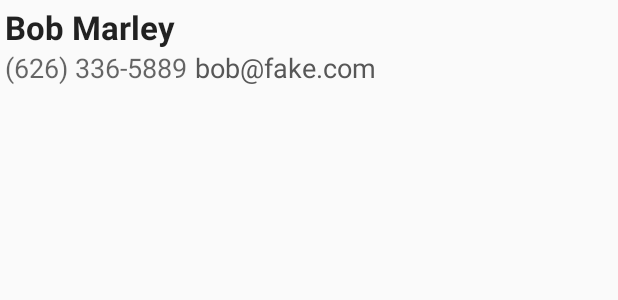
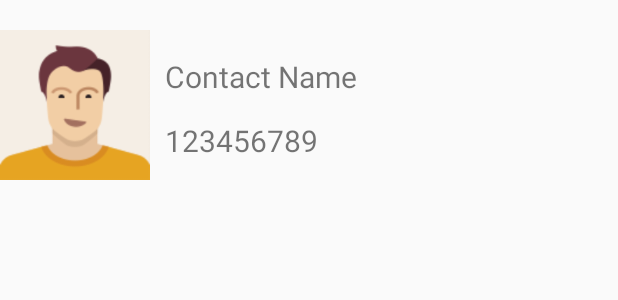
Before and after one commit to diptendulkar/FragmentExample, an Android app: the layout contacts_list_item.xml on its own in the app's theme, with its tools: preview values and no code run, on a phone screen of 412 x 824 dp. Shown: the top 300 px of the screen. Run offline under Robolectric (Android 15) with nearby library versions, the phone set to English and light mode, and no system bars.

```diff
--- a/app/src/main/java/com/example/diptendudas/fragmentexample/MainActivity.java
+++ b/app/src/main/java/com/example/diptendudas/fragmentexample/MainActivity.java
@@ -63,7 +63,7 @@ public class MainActivity extends AppCompatActivity {
                         .setAction("Action", null).show();
             }
         });
-      Utility.addShortcutToHomeScreen(this);
+    //  Utility.addShortcutToHomeScreen(this);
 
 
     }
--- a/app/src/main/java/com/example/diptendudas/fragmentexample/contact/ContactFetcher.java
+++ b/app/src/main/java/com/example/diptendudas/fragmentexample/contact/ContactFetcher.java
@@ -9,6 +9,7 @@ import android.provider.ContactsContract.CommonDataKinds.Email;
 import android.provider.ContactsContract.CommonDataKinds.Phone;
 import android.support.annotation.Nullable;
 import android.support.v4.content.CursorLoader;
+import android.util.Log;
 
 import java.util.ArrayList;
 import java.util.HashMap;
@@ -62,7 +63,7 @@ public class ContactFetcher {
 
         matchContactNumbers(contactsMap);
         matchContactEmails(contactsMap);
-
+        Log.i("Fragment2", "fetchAll()-.>:  listContacts size" + listContacts.size());
         return listContacts;
     }
 
--- a/app/src/main/res/layout/contacts_list_item.xml
+++ b/app/src/main/res/layout/contacts_list_item.xml
@@ -1,5 +1,47 @@
 <?xml version="1.0" encoding="utf-8"?>
-<RelativeLayout xmlns:android="http://schemas.android.com/apk/res/android"
+
+<LinearLayout xmlns:android="http://schemas.android.com/apk/res/android"
+    android:layout_width="match_parent"
+    android:layout_height="wrap_content"
+
+    android:layout_marginTop="10dp"
+    android:orientation="horizontal">
+
+    <ImageView
+        android:id="@+id/contact_image_IV"
+        android:layout_width="100dp"
+        android:layout_height="100dp"
+        android:layout_marginBottom="10dp"
+        android:layout_marginTop="10dp"
+        android:src="@drawable/contactplacholder" />
+<LinearLayout
+    android:layout_width="wrap_content"
+    android:layout_height="match_parent"
+    android:gravity="center_vertical"
+    android:orientation="vertical">
+    <TextView
+        android:id="@+id/contact_name_TV"
+        android:layout_width="wrap_content"
+        android:layout_height="wrap_content"
+        android:layout_marginLeft="10dp"
+        android:layout_marginTop="5dp"
+        android:text="@string/contact_name"
+        android:textSize="20sp" />
+    <TextView
+        android:id="@+id/contact_phone_TV"
+        android:layout_width="wrap_content"
+        android:layout_height="wrap_content"
+        android:layout_marginLeft="10dp"
+        android:layout_marginTop="15dp"
+        android:text="123456789"
+        android:textSize="20sp" />
+
+</LinearLayout>
+
+
+</LinearLayout>
+
+<!--<RelativeLayout xmlns:android="http://schemas.android.com/apk/res/android"
     android:layout_width="match_parent"
     android:padding="3dp"
     android:layout_height="match_parent" >
@@ -36,4 +78,4 @@
         android:text="bob@fake.com"
         android:textAppearance="?android:attr/textAppearanceMedium" />
 
-</RelativeLayout>
+</RelativeLayout>-->
--- a/app/src/main/res/values/strings.xml
+++ b/app/src/main/res/values/strings.xml
@@ -2,4 +2,6 @@
     <string name="app_name">FragmentExample</string>
     <string name="action_settings">Settings</string>
     <string name="section_format">Hello World from section: %1$d</string>
+
+    <string name="contact_name">Contact Name</string>
 </resources>
```
Also changed, not shown: app/src/main/java/com/example/diptendudas/fragmentexample/Fragment2.java (+90 -61 lines), app/src/main/java/com/example/diptendudas/fragmentexample/contact/ContactsAdapter.java (+37 -28 lines), app/src/main/res/layout/contacts_list_view.xml (+6 -1 lines), app/src/main/res/drawable/contactplacholder.png (added).
